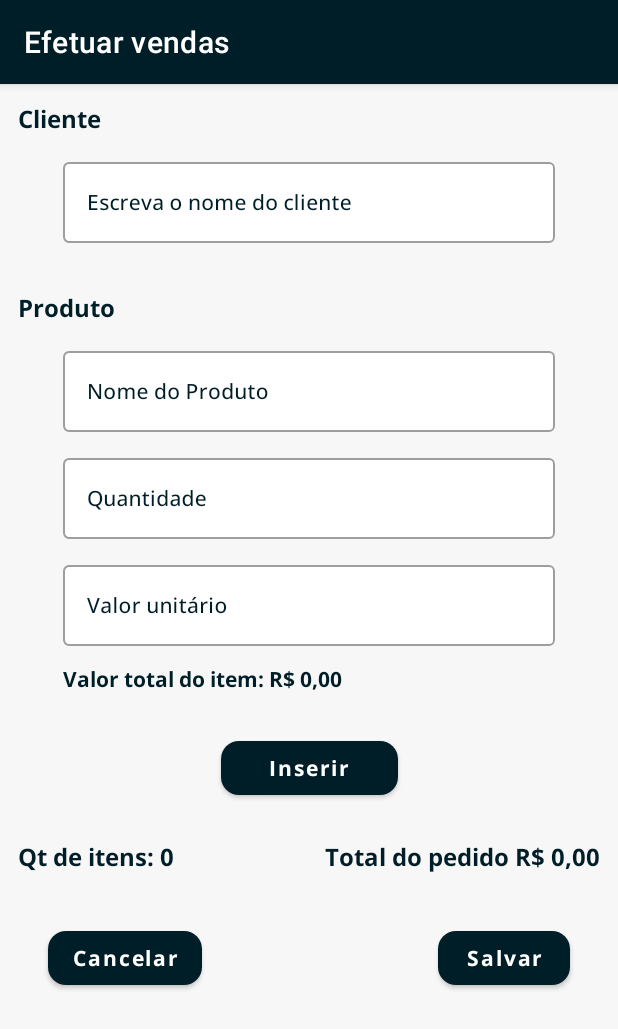
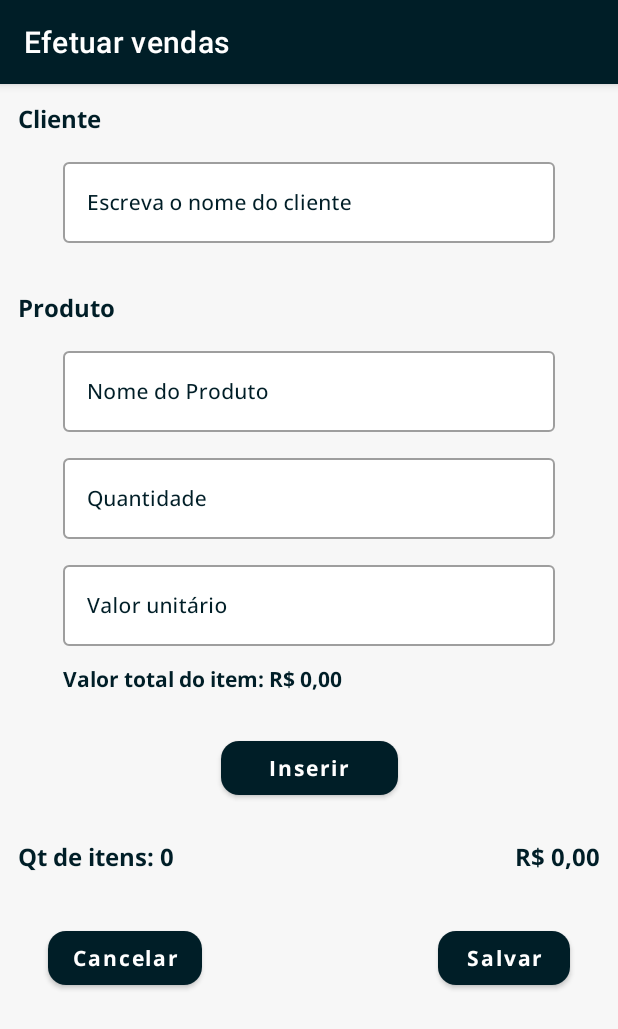
Before and after one commit to CesarSoftDevelopment/Sales-at-Omie, an Android app: the MakeSaleFragment screen opened through its navigation route, on a phone screen of 412 x 824 dp. Shown: the top 1029 px of the screen. Run offline under Robolectric (Android 15) with nearby library versions, the phone set to English and light mode, and no system bars; our stand-ins replace Dagger/Hilt's generated code, navigation-ui.

Commit message:
Calculating total items and total sale value

```diff
--- a/app/src/main/java/com/cesarsoftdevelopment/omiesales/ui/main/makesale/MakeSaleFragment.kt
+++ b/app/src/main/java/com/cesarsoftdevelopment/omiesales/ui/main/makesale/MakeSaleFragment.kt
@@ -20,6 +20,7 @@ import com.cesarsoftdevelopment.omiesales.databinding.FragmentMakeSaleBinding
 import com.cesarsoftdevelopment.omiesales.domain.model.Product
 import com.cesarsoftdevelopment.omiesales.ui.main.MainActivity
 import com.cesarsoftdevelopment.omiesales.utils.FormatterUtil
+import com.cesarsoftdevelopment.omiesales.utils.SaleValidator
 import kotlinx.coroutines.launch
 import java.text.NumberFormat
 import java.util.Locale
@@ -34,6 +35,9 @@ class MakeSaleFragment : Fragment() {
     private var itemUnitValue = 0.0
     private var itemQuantity = 0
     private var itemValue = 0.0
+    private var listItemsQuantity = 0
+    private var totalOrderValue = 0.0
+
 
     override fun onCreateView(
         inflater: LayoutInflater, container: ViewGroup?,
@@ -127,10 +131,16 @@ class MakeSaleFragment : Fragment() {
         }
     }
 
+    @SuppressLint("SetTextI18n")
     private fun observeItemsList() {
         lifecycleScope.launch {
             repeatOnLifecycle(Lifecycle.State.STARTED) {
                 makeSaleViewModel.items.collect { items ->
+                    listItemsQuantity = items.size
+                    totalOrderValue = SaleValidator.calculateTotalValue(items)
+
+                    binding.productQuantitySale.text = "Qt de itens: $listItemsQuantity"
+                    binding.totalSale.text = FormatterUtil.formatToBrazilianCurrency(totalOrderValue)
                     makeSaleAdapter.submitList(items)
                 }
             }
--- a/app/src/main/java/com/cesarsoftdevelopment/omiesales/utils/SaleValidator.kt
+++ b/app/src/main/java/com/cesarsoftdevelopment/omiesales/utils/SaleValidator.kt
@@ -1,6 +1,7 @@
 package com.cesarsoftdevelopment.omiesales.utils
 
 import com.cesarsoftdevelopment.omiesales.data.model.Sale
+import com.cesarsoftdevelopment.omiesales.domain.model.Product
 
 object SaleValidator {
 
@@ -14,4 +15,9 @@ object SaleValidator {
         }
     }
 
+    fun calculateTotalValue(items: List<Product>) : Double {
+        return items.sumOf {
+            it.totalValue
+        }
+    }
 }
```
